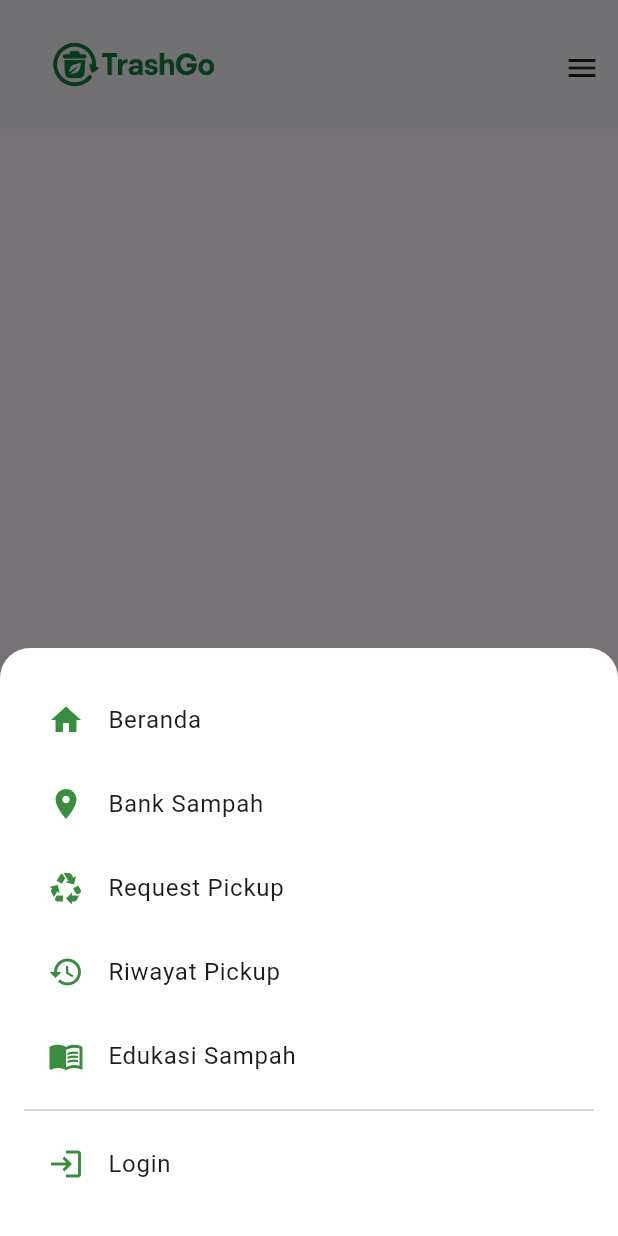
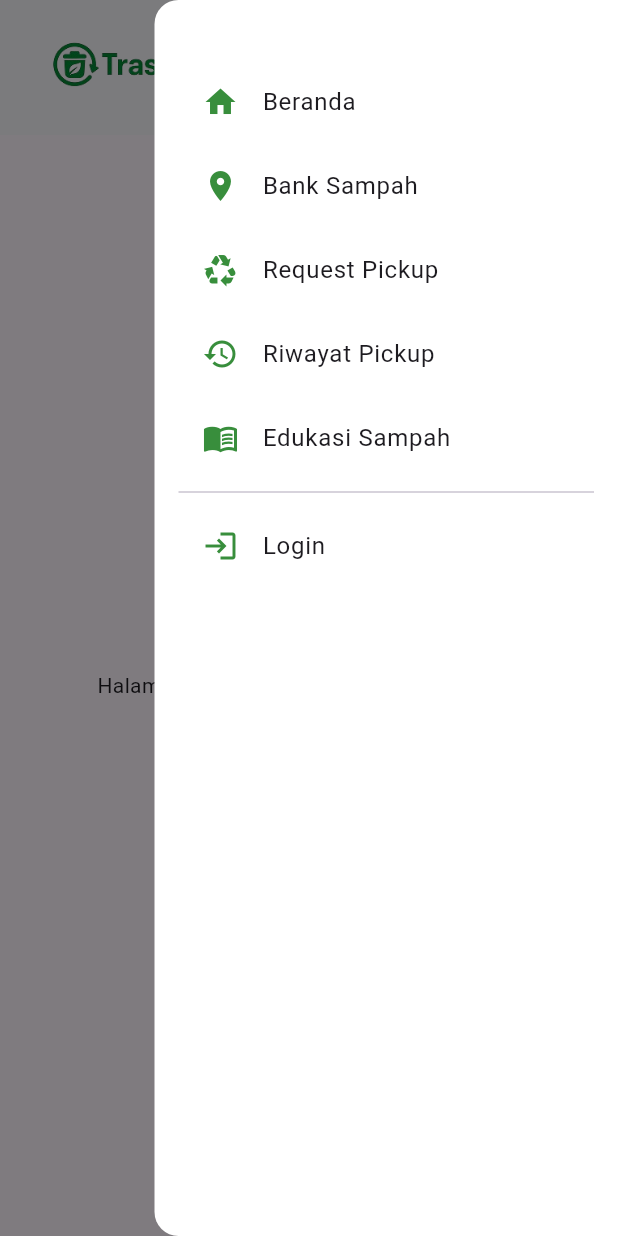
Before and after one commit to fahmisyahputra/trashgo-flutter-app, a Flutter app: the AdminDashboardPage screen opened directly, after a tap on the "menu" icon, on a phone screen of 412 x 824 dp. Run offline on Flutter 3.47's test engine with Material 3 defaults, Android fonts, the phone set to English and light mode, and no system bars; our stand-ins replace geolocator.

Commit message:
Update Navbar Appbar

```diff
--- a/lib/widgets/appbar_navbar.dart
+++ b/lib/widgets/appbar_navbar.dart
@@ -41,70 +41,97 @@ class TrashGoAppBar extends StatelessWidget implements PreferredSizeWidget {
       actions: [
         IconButton(
           icon: const Icon(Icons.menu, color: Colors.black87),
-          onPressed: () => _showBottomMenu(context, auth),
+          onPressed: () => showRightSideMenu(context, auth),
         ),
       ],
     );
   }
 
-  void _showBottomMenu(BuildContext context, AuthProvider auth) {
-    showModalBottomSheet(
+  void showRightSideMenu(BuildContext context, AuthProvider auth) {
+    showGeneralDialog(
       context: context,
-      backgroundColor: Colors.white,
-      shape: const RoundedRectangleBorder(
-        borderRadius: BorderRadius.vertical(top: Radius.circular(20)),
+      barrierLabel: "Menu",
+      barrierDismissible: true,
+      transitionDuration: const Duration(milliseconds: 300),
+      pageBuilder: (_, __, ___) => Align(
+        alignment: Alignment.centerRight,
+        child: Material(
+          color: Colors.white,
+          borderRadius: const BorderRadius.only(
+            topLeft: Radius.circular(16),
+            bottomLeft: Radius.circular(16),
           ),
-      builder: (context) => Padding(
-        padding: const EdgeInsets.symmetric(vertical: 20, horizontal: 16),
+          child: Container(
+            width: MediaQuery.of(context).size.width * 0.75,
+            height: double.infinity,
+            padding: const EdgeInsets.symmetric(vertical: 40, horizontal: 16),
+            child: SafeArea(
               child: Column(
-          mainAxisSize: MainAxisSize.min,
+                crossAxisAlignment: CrossAxisAlignment.start,
                 children: [
-            _menuItem(
+                  menuItem(
                     icon: Icons.home,
                     label: 'Beranda',
-              onTap: () => Navigator.pushReplacement(context, MaterialPageRoute(builder: (_) => const HomePageWrapper())),
+                    onTap: () => navigate(context, const HomePageWrapper()),
                   ),
-            _menuItem(
+                  menuItem(
                     icon: Icons.location_on,
                     label: 'Bank Sampah',
-              onTap: () => Navigator.push(context, MaterialPageRoute(builder: (_) => BankSampahPage())),
+                    onTap: () => navigate(context, BankSampahPage()),
                   ),
-            _menuItem(
+                  menuItem(
                     icon: Icons.recycling,
                     label: 'Request Pickup',
-              onTap: () => Navigator.push(context, MaterialPageRoute(builder: (_) => RequestPickupPage())),
+                    onTap: () => navigate(context, RequestPickupPage()),
                   ),
-            _menuItem(
+                  menuItem(
                     icon: Icons.history,
                     label: 'Riwayat Pickup',
-              onTap: () => Navigator.push(context, MaterialPageRoute(builder: (_) => RiwayatPickupPage())),
+                    onTap: () => navigate(context, RiwayatPickupPage()),
                   ),
-            _menuItem(
+                  menuItem(
                     icon: Icons.menu_book,
                     label: 'Edukasi Sampah',
-              onTap: () => Navigator.push(context, MaterialPageRoute(builder: (_) => EdukasiSampahPage())),
+                    onTap: () => navigate(context, EdukasiSampahPage()),
                   ),
                   const Divider(),
-            _menuItem(
+                  menuItem(
                     icon: auth.isLoggedIn ? Icons.logout : Icons.login,
                     label: auth.isLoggedIn ? 'Logout' : 'Login',
                     onTap: () {
                       Navigator.pop(context);
                       if (auth.isLoggedIn) {
                         auth.logout();
-                  Navigator.pushReplacement(context, MaterialPageRoute(builder: (_) => const HomePageWrapper()));
+                        navigate(context, const HomePageWrapper());
                       } else {
-                  Navigator.push(context, MaterialPageRoute(builder: (_) => const LoginPage()));
+                        navigate(context, const LoginPage());
                       }
                     },
                   ),
                 ],
               ),
             ),
+          ),
+        ),
+      ),
+      transitionBuilder: (_, animation, __, child) {
+        return SlideTransition(
+          position: Tween<Offset>(
+            begin: const Offset(1, 0),
+            end: Offset.zero,
+          ).animate(animation),
+          child: child,
+        );
+      },
     );
   }
 
-  Widget _menuItem({required IconData icon, required String label, required VoidCallback onTap}) {
+  void navigate(BuildContext context, Widget page) {
+    Navigator.pop(context); // Tutup menu dulu
+    Navigator.push(context, MaterialPageRoute(builder: (_) => page));
+  }
+
+  Widget menuItem({required IconData icon, required String label, required VoidCallback onTap}) {
     return ListTile(
       leading: Icon(icon, color: Colors.green[700]),
       title: Text(label, style: const TextStyle(fontSize: 16)),
```
Lines whose indentation alone changed are shown as unchanged.
